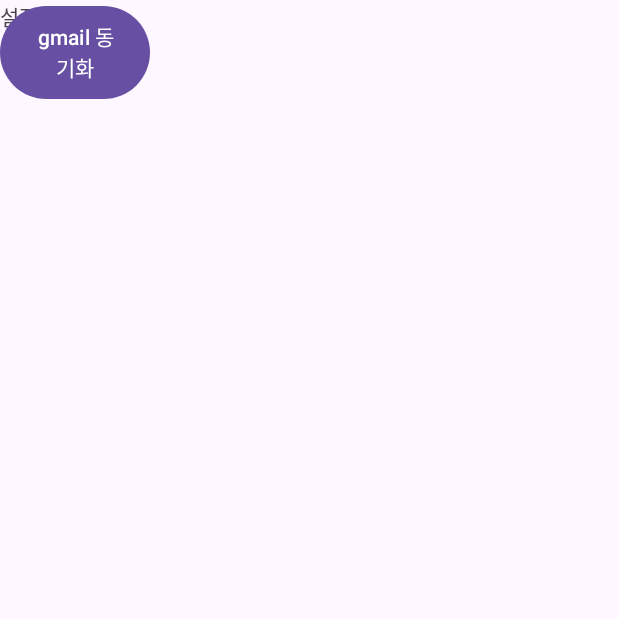
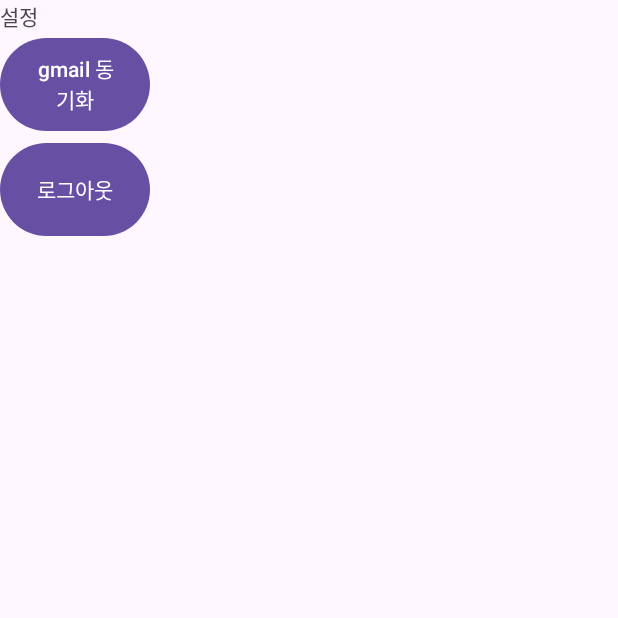
Before and after one commit to melonNamedLove/mailMoaJo, an Android app built with Jetpack Compose: the fragment SettingsFragment shown on its own in the app's theme, on a phone screen of 412 x 824 dp, the top half of it. Run offline under Robolectric (Android 15) with nearby library versions, the phone set to English and light mode, and no system bars; libraries missing offline, so code that uses them is left out: io.github.jan.supabase.

Commit message:
로그인 로그아웃, 자동로그인 구현 완료
api data get 해야함

```diff
--- a/mailmoajo2/app/src/main/res/layout/fragment_settings.xml
+++ b/mailmoajo2/app/src/main/res/layout/fragment_settings.xml
@@ -1,13 +1,13 @@
 <?xml version="1.0" encoding="utf-8"?>
-<FrameLayout xmlns:android="http://schemas.android.com/apk/res/android"
-xmlns:tools="http://schemas.android.com/tools"
-android:layout_width="412dp"
+<LinearLayout xmlns:android="http://schemas.android.com/apk/res/android"
+android:layout_width="match_parent"
 android:layout_height="760dp"
-tools:context=".fragment.SettingsFragment">
-<TextView
-    android:layout_width="match_parent"
-    android:layout_height="match_parent"
-    android:text="설정" />
+android:orientation="vertical">
+
+    <TextView
+        android:layout_width="wrap_content"
+        android:layout_height="wrap_content"
+        android:text="설정" />
     <Button
         android:layout_width="100dp"
         android:layout_height="70dp"
@@ -15,5 +15,12 @@ tools:context=".fragment.SettingsFragment">
         android:id="@+id/gmailLoadBtn">
 
     </Button>
+    <Button
+        android:layout_width="100dp"
+        android:layout_height="70dp"
+        android:text="로그아웃"
+        android:id="@+id/logoutBtn">
 
-</FrameLayout>
+    </Button>
+
+</LinearLayout>
```
Also changed, not shown: mailmoajo2/app/src/main/java/PreferenceUtil.kt (added, +14 -0 lines), mailmoajo2/app/src/main/java/com/melon/mailmoajo/GoogleSignInActivity.kt (+31 -11 lines), mailmoajo2/app/src/main/java/com/melon/mailmoajo/fragment/SettingsFragment.kt (+90 -0 lines).
